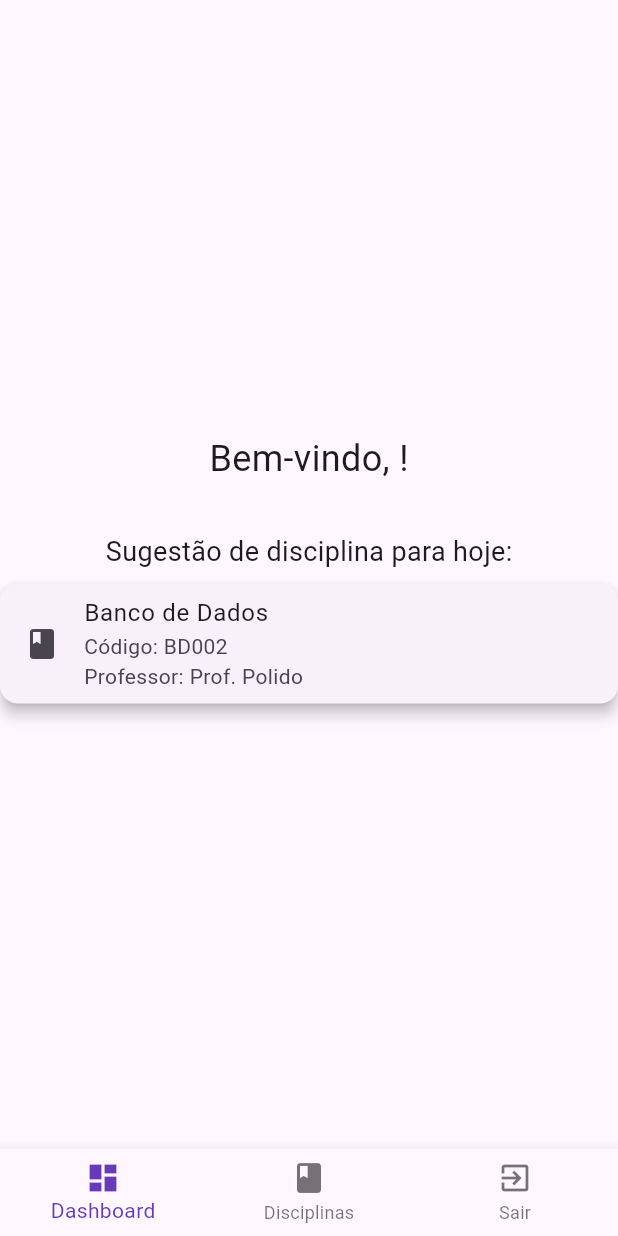
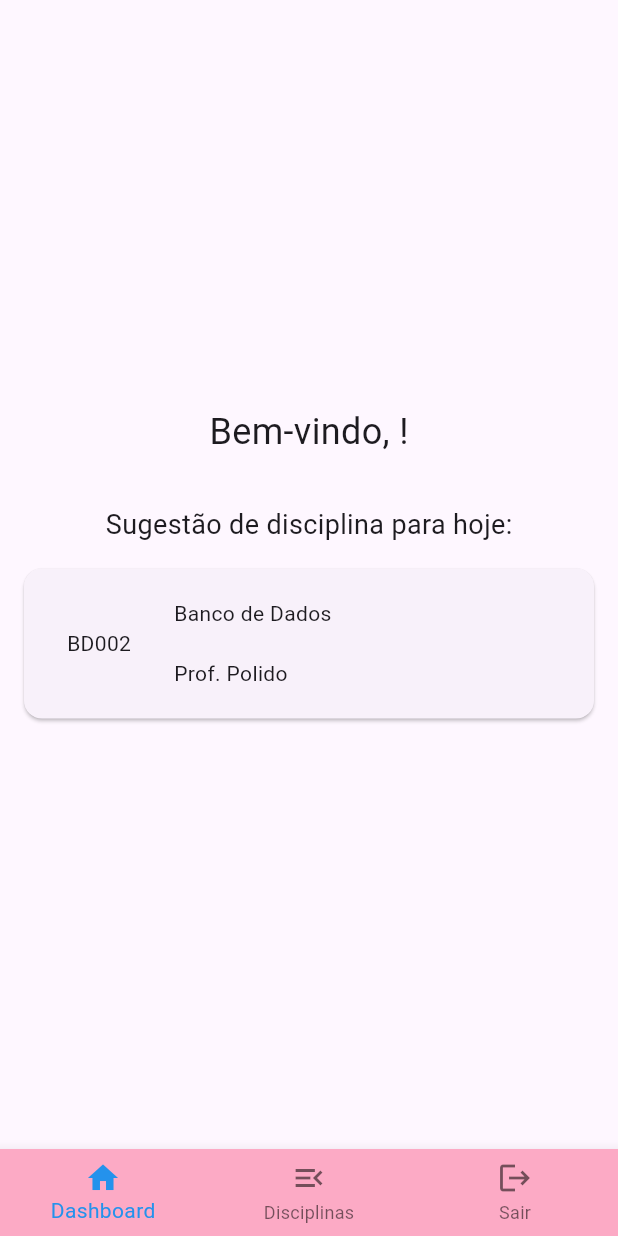
Before and after one commit to isallets/Aula09Login, a Flutter app: the Aula09 screen opened directly with empty values, on a phone screen of 412 x 824 dp. Run offline on Flutter 3.47's test engine with Material 3 defaults, Android fonts, the phone set to English and light mode, and no system bars.

Commit message:
revisar main

```diff
--- a/lib/classes/aula09.dart
+++ b/lib/classes/aula09.dart
@@ -1,6 +1,6 @@
 import 'package:flutter/material.dart';
-import '../widgets/aula09_disciplinas.dart';
-import '../widgets/aula09_dashboard.dart';
+import 'package:calculadoraativ/widgets/aula09_dashboard.dart';
+import 'package:calculadoraativ/widgets/aula09_disciplinas.dart';
 
 class Aula09 extends StatefulWidget {
   final String nomeUsuario;
@@ -21,8 +21,7 @@ class _Aula09State extends State<Aula09> {
     super.initState();
     _telas = [
       Aula09Dashboard(nomeUsuario: widget.nomeUsuario),
-      const Aula09Disciplinas(),
-      const Center(child: Text('Saindo...')),
+      Aula09Disciplinas(),
     ];
   }
 
@@ -39,9 +38,12 @@ class _Aula09State extends State<Aula09> {
               child: const Text('Cancelar'),
             ),
             TextButton(
-              onPressed: () => Navigator.of(context).pop(),
+              onPressed: () {
+                Navigator.of(ctx).pop();
+                Navigator.of(context).pop();
+              },
               child: const Text('Sair'),
-            ),
+            )
           ],
         ),
       );
@@ -52,31 +54,26 @@ class _Aula09State extends State<Aula09> {
     }
   }
 
+
   @override
   Widget build(BuildContext context) {
     return PopScope(
       canPop: false,
-      onPopInvoked: (didPop) {},
+      onPopInvoked: (didPop) async {},
       child: Scaffold(
-        body: _telas[_paginaSelecionada],
+        body:Center(
+          child: _telas[_paginaSelecionada],
+        ),
         bottomNavigationBar: BottomNavigationBar(
+          backgroundColor: const Color.fromARGB(255, 252, 170, 197),
+          selectedItemColor:  Color.fromARGB(255, 36, 146, 236),
+          items: const [
+            BottomNavigationBarItem(label: 'Dashboard',icon: Icon(Icons.home), backgroundColor: Colors.amberAccent),
+            BottomNavigationBarItem(label: 'Disciplinas', icon: Icon(Icons.menu_open)),
+            BottomNavigationBarItem(label: 'Sair', icon: Icon(Icons.logout)),
+          ],
           currentIndex: _paginaSelecionada,
-          onTap: _onItemTapped,
-          selectedItemColor: Colors.deepPurple,
-          items: const [
-            BottomNavigationBarItem(
-              icon: Icon(Icons.dashboard),
-              label: 'Dashboard',
-            ),
-            BottomNavigationBarItem(
-              icon: Icon(Icons.book),
-              label: 'Disciplinas',
-            ),
-            BottomNavigationBarItem(
-              icon: Icon(Icons.exit_to_app),
-              label: 'Sair',
-            ),
-          ],
+          onTap: _onItemTapped
         ),
       ),
     );
--- a/lib/widgets/aula09_dashboard.dart
+++ b/lib/widgets/aula09_dashboard.dart
@@ -1,6 +1,6 @@
 import 'package:flutter/material.dart';
-import '../classes/disciplina.dart';
-import '../widgets/disciplina_card.dart';
+import 'package:calculadoraativ/classes/disciplina.dart';
+import 'package:calculadoraativ/widgets/disciplina_card.dart';
 import 'dart:math';
 
 class Aula09Dashboard extends StatelessWidget {
@@ -18,9 +18,9 @@ class Aula09Dashboard extends StatelessWidget {
         mainAxisAlignment: MainAxisAlignment.center,
         children: [
           Text('Bem-vindo, $nomeUsuario!',
-              style: const TextStyle(fontSize: 24)),
-          const SizedBox(height: 32),
-          const Text('Sugestão de disciplina para hoje:',
+              style: TextStyle(fontSize: 24)),
+                SizedBox(height: 32),
+                Text('Sugestão de disciplina para hoje:',
               style: TextStyle(fontSize: 18)),
           DisciplinaCard(disciplina: aleatoria),
         ],
--- a/lib/widgets/aula09_disciplinas.dart
+++ b/lib/widgets/aula09_disciplinas.dart
@@ -1,14 +1,14 @@
 import 'package:flutter/material.dart';
-import '../classes/disciplina.dart';
-import '../widgets/disciplina_card.dart';
+import 'package:calculadoraativ/classes/disciplina.dart';
+import 'package:calculadoraativ/widgets/disciplina_card.dart';
 
 class Aula09Disciplinas extends StatelessWidget {
-  const Aula09Disciplinas({super.key});
+  Aula09Disciplinas({super.key});
+
+  final disciplinas = Disciplina.gerarDisciplinas();
 
   @override
   Widget build(BuildContext context) {
-    final disciplinas = Disciplina.gerarDisciplinas();
-
     return ListView.builder(
       itemCount: disciplinas.length,
       itemBuilder: (context, index) {
--- a/lib/widgets/disciplina_card.dart
+++ b/lib/widgets/disciplina_card.dart
@@ -1,5 +1,5 @@
 import 'package:flutter/material.dart';
-import '../classes/disciplina.dart';
+import 'package:calculadoraativ/classes/disciplina.dart';
 
 class DisciplinaCard extends StatelessWidget {
   final Disciplina disciplina;
@@ -9,12 +9,27 @@ class DisciplinaCard extends StatelessWidget {
   @override
   Widget build(BuildContext context) {
     return Card(
-      margin: const EdgeInsets.symmetric(vertical: 8),
-      elevation: 4,
-      child: ListTile(
-        leading: const Icon(Icons.book),
-        title: Text(disciplina.nome),
-        subtitle: Text('Código: ${disciplina.codigo}\nProfessor: ${disciplina.professor}'),
+      margin: const EdgeInsets.all(16.0),
+      child: SizedBox(
+        height: 100,
+        child: Row(
+          children: [
+            SizedBox(
+              width: 100,
+              child: Center(
+                child: Text(disciplina.codigo),
+              ),
+            ),
+            Column(
+              crossAxisAlignment: CrossAxisAlignment.start,
+              mainAxisAlignment: MainAxisAlignment.spaceEvenly,
+              children: [
+                Text(disciplina.nome),
+                Text(disciplina.professor),
+              ],
+            )
+          ],
+        )
       ),
     );
   }
```
